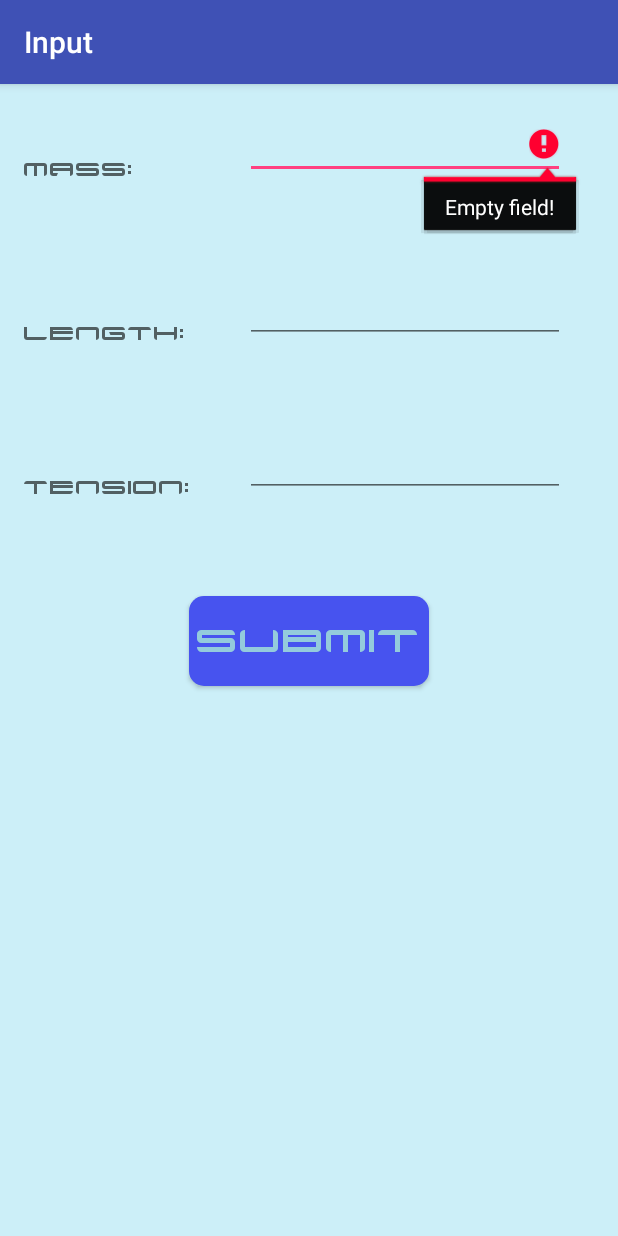
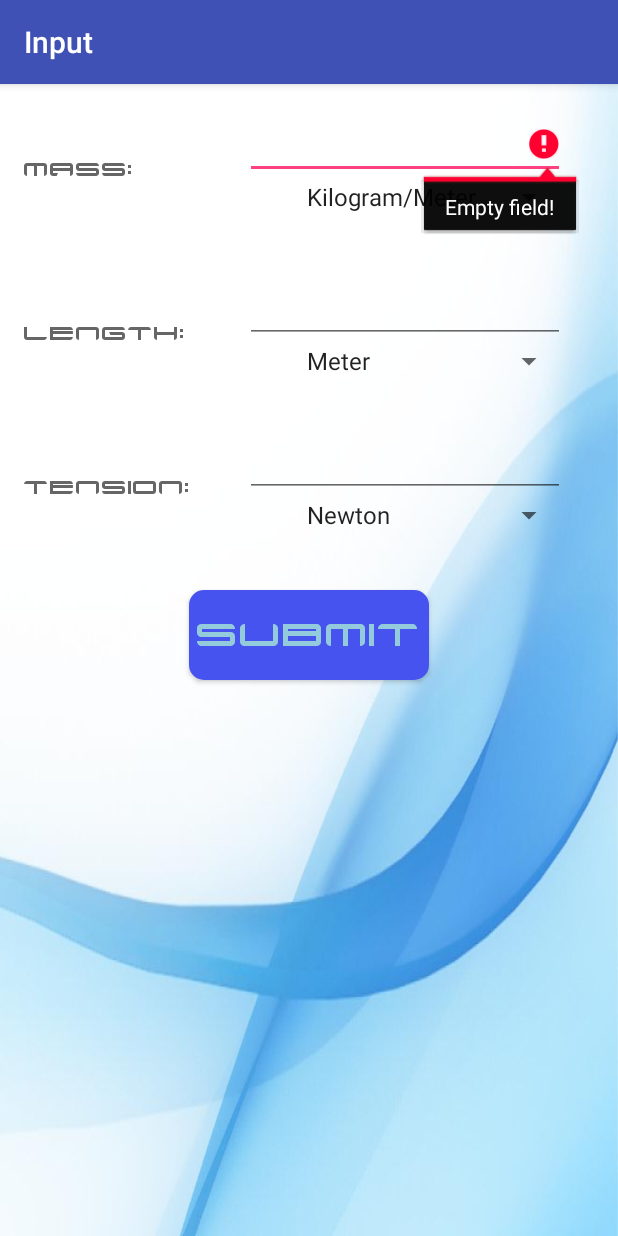
Before and after one commit to sayon794/Trans-Vibe, an Android app: the input screen opened directly, with no data from a screen before it, after a tap on "SUBMIT", on a phone screen of 412 x 824 dp. Run offline under Robolectric (Android 15) with nearby library versions, the phone set to English and light mode, and no system bars; Roboto replaces fonts that are not available here.

Commit message:
small changes in input screen

```diff
--- a/app/src/main/java/team15/com/transvibe/input.java
+++ b/app/src/main/java/team15/com/transvibe/input.java
@@ -14,6 +14,9 @@ import android.widget.EditText;
 import android.text.TextUtils;
 import android.view.inputmethod.InputMethodManager;
 import android.content.Context;
+import android.widget.Spinner;
+import android.view.animation.Animation;
+import android.view.animation.AnimationUtils;
 
 public class input extends AppCompatActivity {
 
@@ -27,20 +30,21 @@ public class input extends AppCompatActivity {
         tv[0]=(TextView)findViewById(R.id.id1);
         tv[1]=(TextView)findViewById(R.id.id2);
         tv[2]=(TextView)findViewById(R.id.id3);
-        Typeface face=Typeface.createFromAsset(getAssets(),"Xenotron.ttf");
+        Typeface face=Typeface.createFromAsset(getAssets(), "Xenotron.ttf");
         for(int i=0;i<3;i++)
             tv[i].setTypeface(face);
         Button b=(Button)findViewById(R.id.submit);
         b.setTypeface(face);
 
+
+
     }
     public void onClickSubmit(View view){
 
-        if (view != null) {
-            InputMethodManager imm = (InputMethodManager)getSystemService(Context.INPUT_METHOD_SERVICE);
-            imm.hideSoftInputFromWindow(view.getWindowToken(), 0);
-        }
 
+        final Animation animAlpha = AnimationUtils.loadAnimation(this, R.anim.button_anim);
+        Button btnAlpha = (Button)findViewById(R.id.submit);
+        view.startAnimation(animAlpha);
         Intent intent = new Intent(this, WaveActivity.class);
         EditText mass = (EditText) findViewById(R.id.mass);
         String temp = mass.getText().toString();
@@ -61,9 +65,25 @@ public class input extends AppCompatActivity {
             tension.setError("Empty field!");
             return;
         }
+        if (view != null) {
+            InputMethodManager imm = (InputMethodManager)getSystemService(Context.INPUT_METHOD_SERVICE);
+            imm.hideSoftInputFromWindow(view.getWindowToken(), 0);
+        }
+
         Double m=Double.parseDouble(mass.getText().toString());
         Double l=Double.parseDouble(length.getText().toString());
         Double t=Double.parseDouble(tension.getText().toString());
+        Spinner s = (Spinner) findViewById(R.id.spinner1);
+        Spinner ss = (Spinner) findViewById(R.id.spinner2);
+        String massUnit=String.valueOf(s.getSelectedItem());
+        String lenUnit=String.valueOf(ss.getSelectedItem());
+
+        if(lenUnit.equals("Meter"))
+            l=l*1000;
+        else if(lenUnit.equals("Centimeter"))
+            l=l*10;
+        if(massUnit.equals("Gram/Centimemter"))
+            m=m/10;
         intent.putExtra("mass", m);
         intent.putExtra("length", l);
         intent.putExtra("tension", t);
--- /dev/null
+++ b/app/src/main/res/anim/button_anim.xml
@@ -0,0 +1,10 @@
+<?xml version="1.0" encoding="utf-8"?>
+<set xmlns:android="http://schemas.android.com/apk/res/android"
+    android:interpolator="@android:anim/linear_interpolator">
+    <alpha
+        android:fromAlpha="1.0"
+        android:toAlpha="0.1"
+        android:duration="500"
+        android:repeatCount="1"
+        android:repeatMode="reverse" />
+</set>
--- a/app/src/main/res/drawable/rounded_button.xml
+++ b/app/src/main/res/drawable/rounded_button.xml
@@ -5,5 +5,6 @@
         android:bottomRightRadius="10dp"
         android:bottomLeftRadius="10dp"
         android:topLeftRadius="10dp"
-        android:topRightRadius="10dp"/>
+        android:topRightRadius="10dp"
+        android:background="?attr/selectableItemBackground"/>
 </shape>
--- a/app/src/main/res/layout/content_input.xml
+++ b/app/src/main/res/layout/content_input.xml
@@ -3,6 +3,7 @@
     xmlns:android="http://schemas.android.com/apk/res/android"
     android:layout_width="fill_parent"
     android:layout_height="fill_parent"
+    android:background="@drawable/back"
     android:fillViewport="true">
     <RelativeLayout xmlns:android="http://schemas.android.com/apk/res/android"
         xmlns:app="http://schemas.android.com/apk/res-auto"
@@ -13,7 +14,8 @@
         android:paddingLeft="@dimen/activity_horizontal_margin"
         android:paddingRight="@dimen/activity_horizontal_margin"
         android:paddingTop="@dimen/activity_vertical_margin"
-        android:background="#cceff8"
+        android:orientation="vertical"
+        android:adjustViewBounds="true"
         app:layout_behavior="@string/appbar_scrolling_view_behavior"
         tools:context="team15.com.transvibe.input"
         tools:showIn="@layout/activity_input">
@@ -64,14 +66,15 @@
             android:layout_height="60dp"
             android:text="SUBMIT"
             android:id="@+id/submit"
-            android:layout_below="@+id/tension"
-            android:layout_centerHorizontal="true"
-            android:layout_marginTop="66dp"
             android:textSize="30dp"
             android:onClick="onClickSubmit"
             android:textColor="#94cbdc"
             android:background="@drawable/rounded_button"
-            android:clickable="true" />
+            android:clickable="true"
+            android:layout_below="@+id/spinner3"
+            android:layout_centerHorizontal="true"
+            android:layout_marginTop="38dp"
+            />
 
         <TextView
             android:layout_width="wrap_content"
@@ -99,9 +102,37 @@
             android:textAppearance="?android:attr/textAppearanceMedium"
             android:text="Tension: "
             android:id="@+id/id3"
-            android:layout_above="@+id/submit"
+            android:layout_alignBottom="@+id/tension"
             android:layout_alignParentLeft="true"
             android:layout_alignParentStart="true" />
 
+        <Spinner
+            android:layout_width="180dp"
+            android:layout_height="wrap_content"
+            android:id="@+id/spinner1"
+            android:entries="@array/mass_options"
+
+            android:layout_below="@+id/mass"
+            android:layout_alignRight="@+id/length"
+            android:layout_alignEnd="@+id/length" />
+
+        <Spinner
+            android:layout_width="180dp"
+            android:layout_height="wrap_content"
+            android:id="@+id/spinner2"
+            android:layout_below="@+id/length"
+            android:entries="@array/length_options"
+            android:layout_alignLeft="@+id/spinner1"
+            android:layout_alignStart="@+id/spinner1" />
+
+        <Spinner
+            android:layout_width="180dp"
+            android:layout_height="wrap_content"
+            android:id="@+id/spinner3"
+            android:entries="@array/tension_options"
+            android:layout_below="@+id/tension"
+            android:layout_alignRight="@+id/tension"
+            android:layout_alignEnd="@+id/tension" />
+
     </RelativeLayout>
 </ScrollView>
--- a/app/src/main/res/values/strings.xml
+++ b/app/src/main/res/values/strings.xml
@@ -2,4 +2,16 @@
     <string name="app_name">Trans~Vibe</string>
     <string name="title_activity_input">Input</string>
     <string name="send">Send Message</string>
+    <string-array name="length_options">
+        <item>Meter</item>
+        <item>Centimeter</item>
+        <item>Millimeter</item>
+    </string-array>
+    <string-array name="mass_options">
+        <item>Kilogram/Meter</item>
+        <item>Gram/Centimeter</item>
+    </string-array>
+    <string-array name="tension_options">
+        <item>Newton</item>
+    </string-array>
 </resources>
```
Also changed, not shown: app/src/main/res/drawable-hdpi/back.png (added), app/src/main/res/drawable-hdpi/wave1.png (added), app/src/main/res/drawable-mdpi/back.png (added), app/src/main/res/drawable-mdpi/wave1.png (added), app/src/main/res/drawable-xhdpi/back.png (added), app/src/main/res/drawable-xhdpi/wave1.png (added), app/src/main/res/drawable-xxhdpi/back.png (added), app/src/main/res/drawable-xxhdpi/wave1.png (added), app/src/main/res/drawable-xxxhdpi/back.png (added), app/src/main/res/drawable-xxxhdpi/wave1.png (added), app/src/main/res/mipmap-hdpi/back.png (added), app/src/main/res/mipmap-mdpi/back.png (added), app/src/main/res/mipmap-xhdpi/back.png (added), app/src/main/res/mipmap-xxhdpi/back.png (added), 1 more files.
